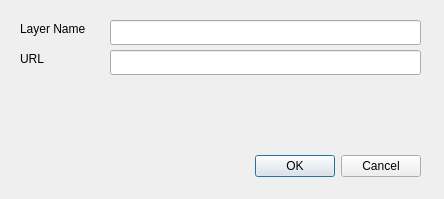
Before: the Qt Designer form src/front/addFluxData.ui in ENSG-TSI24/cute-gis, drawn with Qt 5.
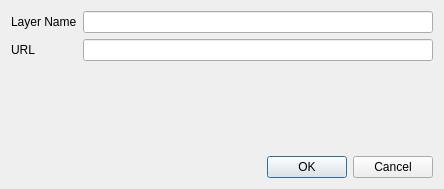
After: the same form once the commit is applied.

Commit message: ui for addFluxData is ok

Diff of the .ui file:
```diff
--- a/src/front/addFluxData.ui
+++ b/src/front/addFluxData.ui
@@ -7,21 +7,15 @@
     <x>0</x>
     <y>0</y>
     <width>444</width>
-    <height>199</height>
+    <height>189</height>
    </rect>
   </property>
   <property name="windowTitle">
    <string>Dialog</string>
   </property>
+  <layout class="QGridLayout" name="gridLayout">
+   <item row="3" column="1">
   <widget class="QDialogButtonBox" name="buttonBox">
-   <property name="geometry">
-    <rect>
-     <x>80</x>
-     <y>150</y>
-     <width>341</width>
-     <height>32</height>
-    </rect>
-   </property>
    <property name="orientation">
     <enum>Qt::Horizontal</enum>
    </property>
@@ -29,52 +23,41 @@
     <set>QDialogButtonBox::Cancel|QDialogButtonBox::Ok</set>
    </property>
   </widget>
+   </item>
+   <item row="0" column="0">
   <widget class="QLabel" name="label_Name">
-   <property name="geometry">
-    <rect>
-     <x>20</x>
-     <y>20</y>
-     <width>81</width>
-     <height>17</height>
-    </rect>
-   </property>
    <property name="text">
     <string>Layer Name</string>
    </property>
   </widget>
+   </item>
+   <item row="1" column="1">
+    <widget class="QLineEdit" name="lineEdit_URL"/>
+   </item>
+   <item row="1" column="0">
   <widget class="QLabel" name="label_URL">
-   <property name="geometry">
-    <rect>
-     <x>20</x>
-     <y>50</y>
-     <width>81</width>
-     <height>17</height>
-    </rect>
-   </property>
    <property name="text">
     <string>URL</string>
    </property>
   </widget>
-  <widget class="QLineEdit" name="lineEdit_Name">
-   <property name="geometry">
-    <rect>
-     <x>110</x>
-     <y>20</y>
-     <width>311</width>
-     <height>25</height>
-    </rect>
-   </property>
-  </widget>
-  <widget class="QLineEdit" name="lineEdit_URL">
-   <property name="geometry">
-    <rect>
-     <x>110</x>
-     <y>50</y>
-     <width>311</width>
-     <height>25</height>
-    </rect>
-   </property>
-  </widget>
+   </item>
+   <item row="0" column="1">
+    <widget class="QLineEdit" name="lineEdit_Name"/>
+   </item>
+   <item row="2" column="0" colspan="2">
+    <spacer name="verticalSpacer">
+     <property name="orientation">
+      <enum>Qt::Vertical</enum>
+     </property>
+     <property name="sizeHint" stdset="0">
+      <size>
+       <width>20</width>
+       <height>40</height>
+      </size>
+     </property>
+    </spacer>
+   </item>
+  </layout>
  </widget>
  <resources/>
  <connections>
```
Lines whose indentation alone changed are shown as unchanged. The commit also changes 2 other files.
